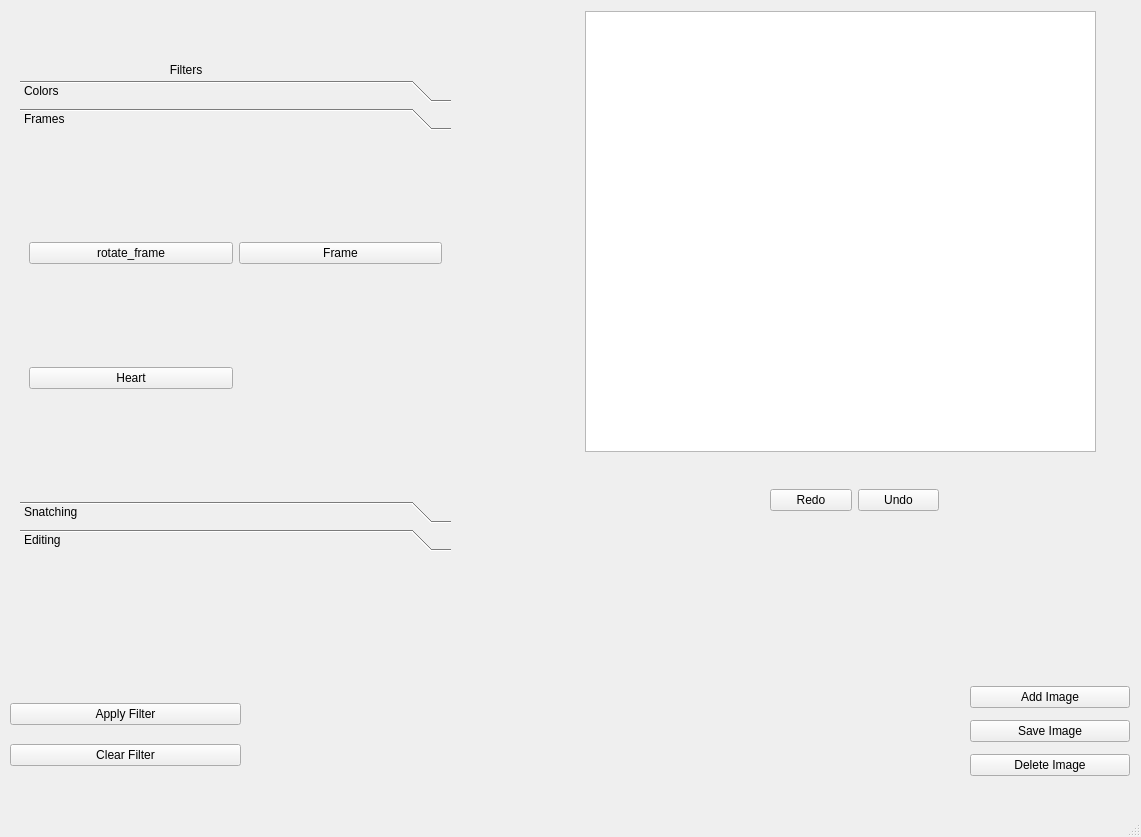
The window that demo_photoshop/demo_photoshop.ui (mohamedahmed2005/Demo_photoshop-GUI) describes before a commit, drawn with Qt 5.
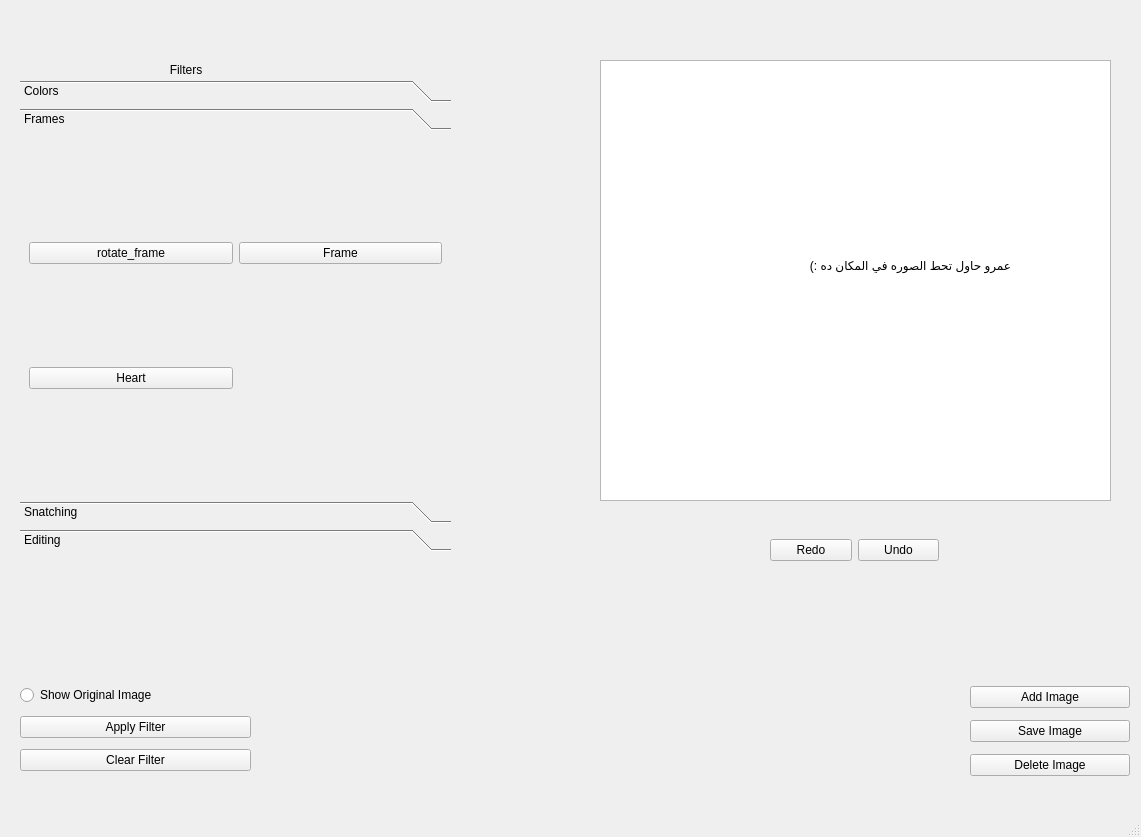
The same window after the commit. The open tabs and pages were chosen to show the change. Icons and pictures are not drawn.

Patch:
```diff
--- a/demo_photoshop/demo_photoshop.ui
+++ b/demo_photoshop/demo_photoshop.ui
@@ -270,13 +270,23 @@
    <widget class="QWidget" name="verticalLayoutWidget">
     <property name="geometry">
      <rect>
-      <x>10</x>
-      <y>690</y>
+      <x>20</x>
+      <y>680</y>
       <width>231</width>
-      <height>91</height>
+      <height>97</height>
      </rect>
     </property>
     <layout class="QVBoxLayout" name="verticalLayout">
+     <item>
+      <widget class="QRadioButton" name="radioButton">
+       <property name="text">
+        <string>Show Original Image</string>
+       </property>
+       <property name="icon">
+        <iconset theme="QIcon::ThemeIcon::CameraPhoto"/>
+       </property>
+      </widget>
+     </item>
      <item>
       <widget class="QPushButton" name="pushButton">
        <property name="text">
@@ -607,7 +617,7 @@
     <property name="geometry">
      <rect>
       <x>770</x>
-      <y>480</y>
+      <y>530</y>
       <width>169</width>
       <height>41</height>
      </rect>
@@ -654,13 +664,26 @@
    <widget class="QTreeView" name="treeView">
     <property name="geometry">
      <rect>
-      <x>585</x>
-      <y>11</y>
+      <x>600</x>
+      <y>60</y>
       <width>511</width>
       <height>441</height>
      </rect>
     </property>
    </widget>
+   <widget class="QLabel" name="label_2">
+    <property name="geometry">
+     <rect>
+      <x>680</x>
+      <y>210</y>
+      <width>331</width>
+      <height>111</height>
+     </rect>
+    </property>
+    <property name="text">
+     <string>عمرو حاول تحط الصوره في المكان ده :)</string>
+    </property>
+   </widget>
   </widget>
   <widget class="QMenuBar" name="menubar">
    <property name="geometry">
```
Left out of the diff: 10 changed lines with no effect on the pictures.
